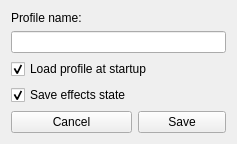
Above: SaveProfilePopup.ui from DLdota/OpenRGBEffectsPlugin before the change. Below: the same form after it.
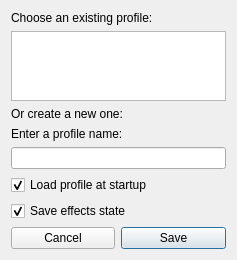
That is the form after the change.

Commit message: Added profile list when saving a profile

Diff of the .ui file:
```diff
--- a/SaveProfilePopup.ui
+++ b/SaveProfilePopup.ui
@@ -7,28 +7,14 @@
     <x>0</x>
     <y>0</y>
     <width>237</width>
-    <height>140</height>
+    <height>236</height>
    </rect>
   </property>
   <property name="windowTitle">
    <string>Form</string>
   </property>
   <layout class="QGridLayout" name="gridLayout">
-   <item row="4" column="1">
-    <widget class="QPushButton" name="save">
-     <property name="text">
-      <string>Save</string>
-     </property>
-    </widget>
-   </item>
-   <item row="0" column="0" colspan="2">
-    <widget class="QLabel" name="label">
-     <property name="text">
-      <string>Profile name:</string>
-     </property>
-    </widget>
-   </item>
-   <item row="3" column="0">
+   <item row="6" column="1" colspan="2">
     <widget class="QCheckBox" name="save_effects_state">
      <property name="text">
       <string>Save effects state</string>
@@ -38,14 +24,49 @@
      </property>
     </widget>
    </item>
-   <item row="4" column="0">
+   <item row="7" column="2">
+    <widget class="QPushButton" name="save">
+     <property name="sizePolicy">
+      <sizepolicy hsizetype="Preferred" vsizetype="Fixed">
+       <horstretch>0</horstretch>
+       <verstretch>0</verstretch>
+      </sizepolicy>
+     </property>
+     <property name="text">
+      <string>Save</string>
+     </property>
+     <property name="default">
+      <bool>true</bool>
+     </property>
+    </widget>
+   </item>
+   <item row="1" column="1" colspan="2">
+    <widget class="QListWidget" name="profile_list"/>
+   </item>
+   <item row="7" column="1">
     <widget class="QPushButton" name="cancel">
+     <property name="sizePolicy">
+      <sizepolicy hsizetype="Preferred" vsizetype="Fixed">
+       <horstretch>0</horstretch>
+       <verstretch>0</verstretch>
+      </sizepolicy>
+     </property>
      <property name="text">
       <string>Cancel</string>
      </property>
     </widget>
    </item>
-   <item row="2" column="0" colspan="2">
+   <item row="4" column="1" colspan="2">
+    <widget class="QLineEdit" name="filename"/>
+   </item>
+   <item row="2" column="1" colspan="2">
+    <widget class="QLabel" name="create_new_profile">
+     <property name="text">
+      <string>Or create a new one:</string>
+     </property>
+    </widget>
+   </item>
+   <item row="5" column="1" colspan="2">
     <widget class="QCheckBox" name="load_at_startup">
      <property name="text">
       <string>Load profile at startup</string>
@@ -55,8 +76,19 @@
      </property>
     </widget>
    </item>
-   <item row="1" column="0" colspan="2">
-    <widget class="QLineEdit" name="filename"/>
+   <item row="0" column="1" colspan="2">
+    <widget class="QLabel" name="choose_existing_profile">
+     <property name="text">
+      <string>Choose an existing profile:</string>
+     </property>
+    </widget>
+   </item>
+   <item row="3" column="1" colspan="2">
+    <widget class="QLabel" name="enter_profile_name">
+     <property name="text">
+      <string>Enter a profile name:</string>
+     </property>
+    </widget>
    </item>
   </layout>
  </widget>
```
Left out of the diff: 8 changed lines with no effect on the pictures. The commit also changes 1 other file.
